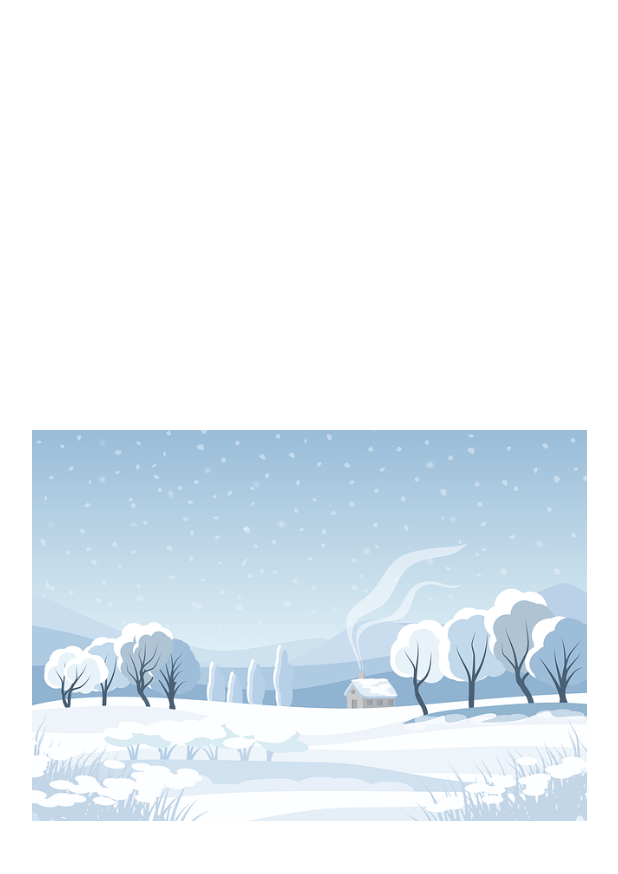
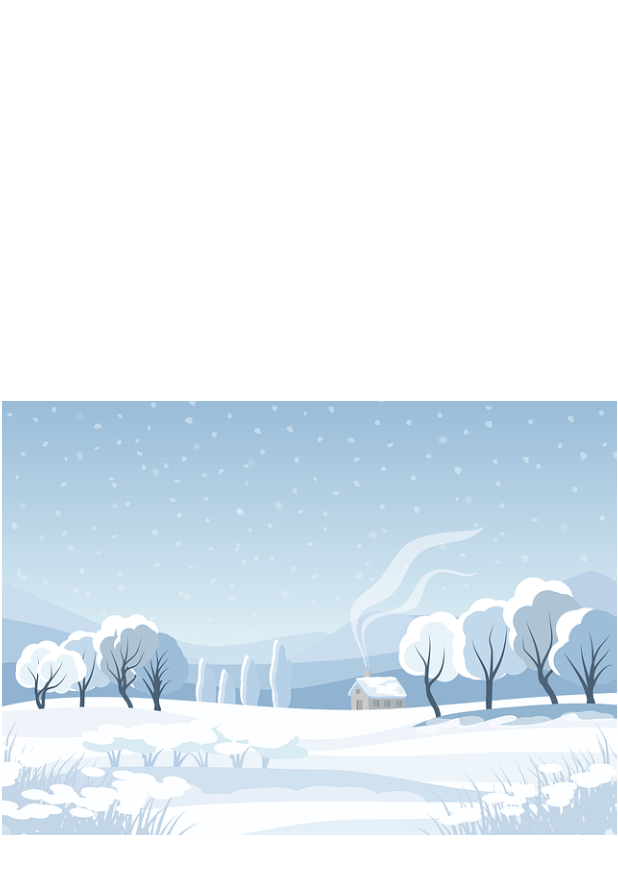
Before and after one commit to ThaysMrtns/App-frases-do-dia, a Flutter app: the screen it shows after launch, on a phone screen of 412 x 824 dp. Shown: the top 874 px of the screen. Run offline on Flutter 3.47's test engine with Material 2 defaults, Android fonts, the phone set to English and light mode, and no system bars.

```diff
--- a/frasesDia/lib/main.dart
+++ b/frasesDia/lib/main.dart
@@ -11,13 +11,20 @@ class App extends StatelessWidget {
   @override
   Widget build(BuildContext context) {
     return Container(
-      padding: EdgeInsets.fromLTRB(20, 30, 20, 20 ),
+      padding: EdgeInsets.fromLTRB(0, 0, 0, 0 ),
       decoration: BoxDecoration(
         color: Colors.white,
         border: Border.all(width: 1, color: Colors.white)
       ),
       //Adicionando imagens
-      child: Image.asset("imagens/image1.png"),
+      /*
+      * contain, cover, fill, fitheight,
+      * fitWidth, none, scaleDown
+      */
+      child: Image.asset(
+        "imagens/image1.png",
+        fit: BoxFit.scaleDown,
+      ),
 
       /*child: Column(
         //Eixos variam de acordo com a direção Row e Column
```
